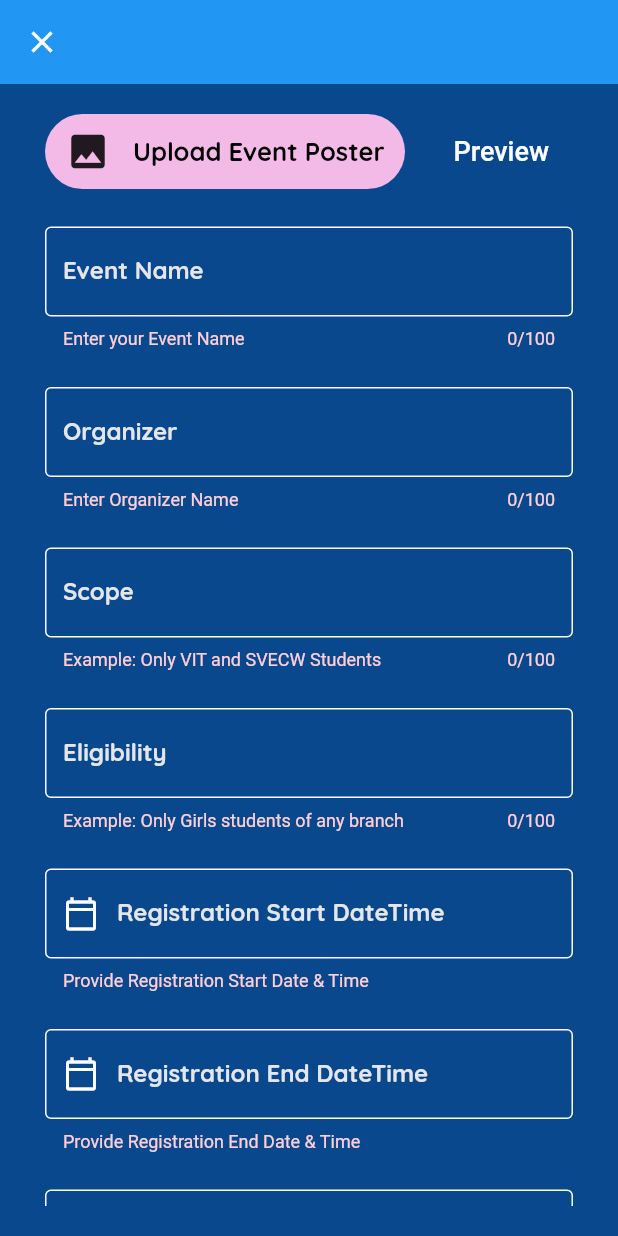
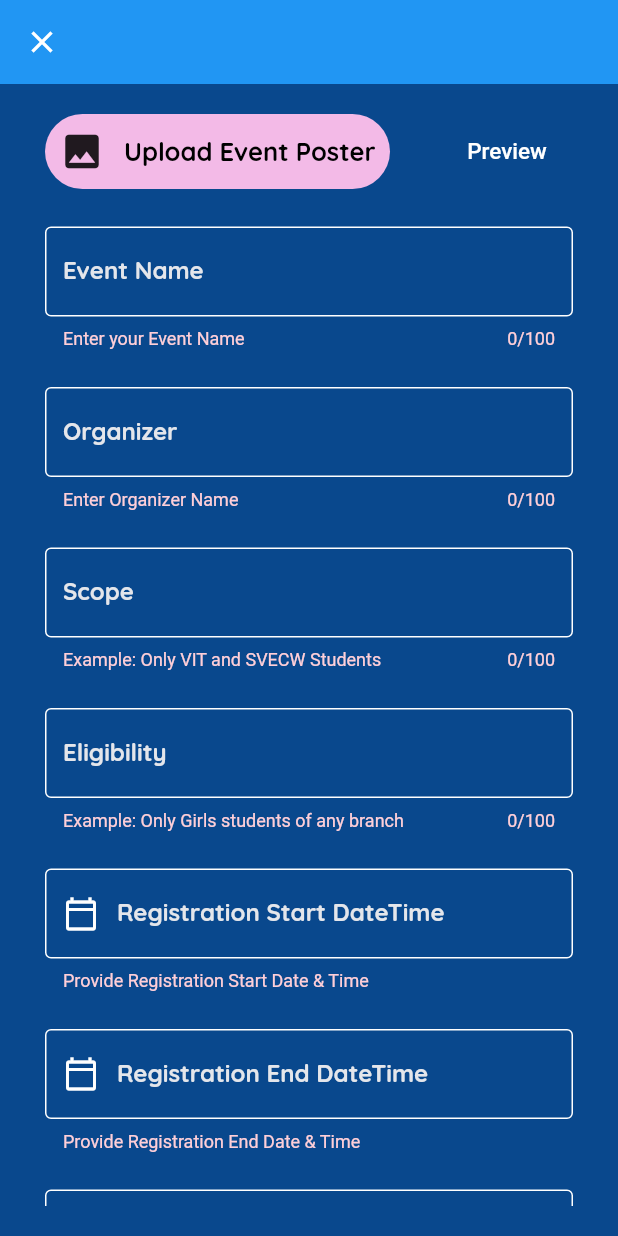
Before and after one commit to Tulasi533/SplashApp, a Flutter app: the FacultyEventCreatePage screen opened directly, on a phone screen of 412 x 824 dp. Run offline on Flutter 3.47's test engine with Material 2 defaults, Android fonts, the phone set to English and light mode, and no system bars; drawn by our look-alikes of datetime_picker_formfield; our stand-ins replace flutter_secure_storage, get, image_picker, logger; accounts and stored records are empty.

Commit message:
some styling

```diff
--- a/lib/FacultyFlow/FacultyCreateEventPage.dart
+++ b/lib/FacultyFlow/FacultyCreateEventPage.dart
@@ -93,7 +93,7 @@ class _FacultyEventCreatePageState extends State<FacultyEventCreatePage> {
                         child: Text(
                           "Preview",
                           style: TextStyle(
-                            fontSize: 18,
+                            fontSize: 15,
                             color: Colors.white
                           ),
                         )
@@ -135,7 +135,7 @@ class _FacultyEventCreatePageState extends State<FacultyEventCreatePage> {
   Widget uploadImageField() {
     return Align(
       child:Container(
-        width: 240,
+        width: 230,
         height: 50,
         decoration: BoxDecoration(
           color: Color(0xFFF3BAE7),
@@ -148,7 +148,7 @@ class _FacultyEventCreatePageState extends State<FacultyEventCreatePage> {
               iconphoto,
               size: 30,
             ),
-            SizedBox(width: 15),
+            SizedBox(width: 13),
             Text(
               "Upload Event Poster",
               style: TextStyle(
--- a/lib/NetworkHandler.dart
+++ b/lib/NetworkHandler.dart
@@ -7,7 +7,7 @@ import 'package:logger/logger.dart';
 
 class NetworkHandler {
   // http://192.168.0.105:5000
-  // https://aqueous-forest-17404.herokuapp.com
+  // https://damp-ridge-81846.herokuapp.com
   String baseurl = "http://192.168.0.105:5000";
   var log = Logger();
   FlutterSecureStorage storage = FlutterSecureStorage();
```
